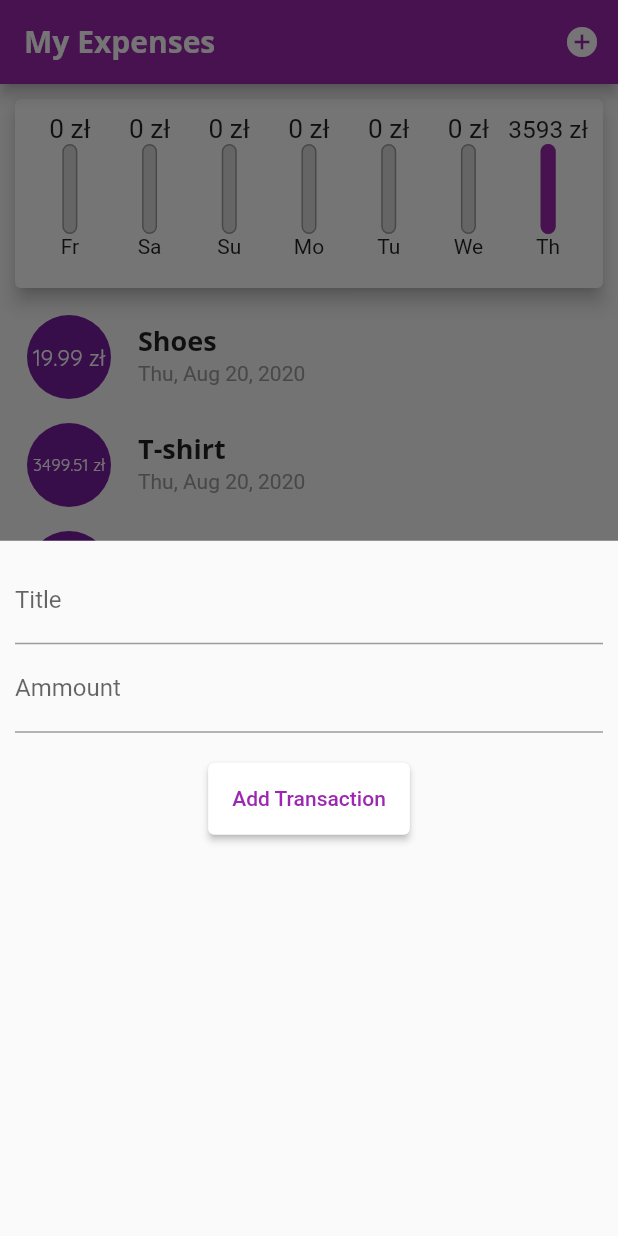
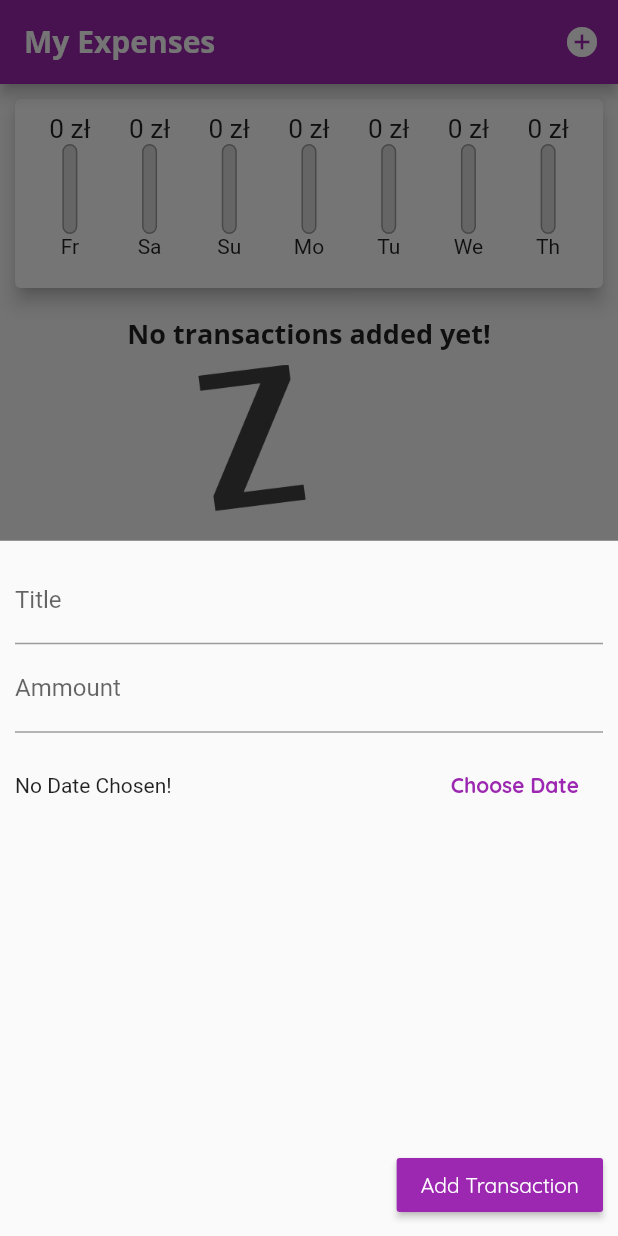
Before and after one commit to Kurczaak/My-Expenses, a Flutter app: the screen it shows after launch, after a tap on the "add circle" icon, on a phone screen of 412 x 824 dp. Run offline on Flutter 3.47's test engine with Material 2 defaults, Android fonts, the phone set to English and light mode, and no system bars.

Commit message:
Fully working date picker added. Charts need fixing

```diff
--- a/lib/main.dart
+++ b/lib/main.dart
@@ -21,6 +21,7 @@ class MyApp extends StatelessWidget {
                 fontWeight: FontWeight.bold,
                 fontSize: 18,
               ),
+              button: TextStyle(color: Colors.white),
             ),
         appBarTheme: AppBarTheme(
           textTheme: ThemeData.light().textTheme.copyWith(
@@ -47,11 +48,11 @@ class MyHomePage extends StatefulWidget {
 
 class _MyHomePageState extends State<MyHomePage> {
   final List<Transaction> transactions = [
-    Transaction(id: 't1', title: 'Shoes', ammount: 19.99, date: DateTime.now()),
-    Transaction(
-        id: 't2', title: 'T-shirt', ammount: 3499.51, date: DateTime.now()),
-    Transaction(
-        id: 't3', title: 'Sweatshirt', ammount: 73.22, date: DateTime.now()),
+    // Transaction(id: 't1', title: 'Shoes', ammount: 19.99, date: DateTime.now()),
+    // Transaction(
+    //     id: 't2', title: 'T-shirt', ammount: 3499.51, date: DateTime.now()),
+    // Transaction(
+    //     id: 't3', title: 'Sweatshirt', ammount: 73.22, date: DateTime.now()),
   ];
 
   List<Transaction> get recentTransactions {
@@ -61,13 +62,13 @@ class _MyHomePageState extends State<MyHomePage> {
     }).toList();
   }
 
-  void _addTransaction(String txTitle, double txPrice) {
+  void _addTransaction(String txTitle, double txPrice, DateTime txDate) {
     setState(() {
       transactions.add(Transaction(
         ammount: txPrice,
         title: txTitle,
-        date: DateTime.now(),
-        id: DateTime.now().toString(),
+        date: txDate,
+        id: txDate.toString(),
       ));
     });
   }
--- a/lib/widgets/chart.dart
+++ b/lib/widgets/chart.dart
@@ -29,6 +29,11 @@ class Chart extends StatelessWidget {
     return transactions.fold(0.0, (sum, tx) => sum + tx.ammount);
   }
 
+  double calculatePctSpendings(double spendings, double total) {
+    if (total <= double.minPositive) return 0;
+    return spendings / total;
+  }
+
   Chart(this.transactions);
 
   @override
@@ -47,7 +52,8 @@ class Chart extends StatelessWidget {
                 child: ChartBar(
                   label: tx['day'],
                   spending: tx['ammount'],
-                  pctSpending: (tx['ammount'] as double) / totalSpending,
+                  pctSpending:
+                      calculatePctSpendings(tx['ammount'], totalSpending),
                 ),
               );
             }).toList()
--- a/lib/widgets/new_transaction.dart
+++ b/lib/widgets/new_transaction.dart
@@ -1,4 +1,5 @@
 import 'package:flutter/material.dart';
+import 'package:intl/intl.dart';
 
 class NewTransaction extends StatefulWidget {
   final Function handleNewTransaction;
@@ -13,15 +14,33 @@ class _NewTransactionState extends State<NewTransaction> {
   final titleController = TextEditingController();
 
   final ammountController = TextEditingController();
+  DateTime _chosenDate;
 
   void _submitData() {
     final enteredTitle = titleController.text;
     final enteredAmmount = double.parse(ammountController.text);
-    if (enteredTitle.isEmpty || enteredAmmount <= 0) return;
+    if (enteredTitle.isEmpty || enteredAmmount <= 0 || _chosenDate == null)
+      return;
 
-    widget.handleNewTransaction(enteredTitle, enteredAmmount);
+    widget.handleNewTransaction(enteredTitle, enteredAmmount, _chosenDate);
 
     Navigator.of(context).pop();
+  }
+
+  void _presentDatePicker() {
+    showDatePicker(
+      context: context,
+      initialDate: DateTime.now(),
+      firstDate: DateTime(1997),
+      lastDate: DateTime.now(),
+    ).then((pickedDate) {
+      if (pickedDate == null) {
+        return;
+      }
+      setState(() {
+        _chosenDate = pickedDate;
+      });
+    });
   }
 
   @override
@@ -45,13 +64,33 @@ class _NewTransactionState extends State<NewTransaction> {
             controller: ammountController,
             onSubmitted: (_) => _submitData(),
           ),
-          Card(
-            margin: EdgeInsets.fromLTRB(0, 20, 0, 0),
-            elevation: 2,
-            child: FlatButton(
-              child: Text("Add Transaction"),
-              textColor: Theme.of(context).primaryColor,
-              onPressed: _submitData,
+          Container(
+            height: 70,
+            child: Row(
+              children: [
+                Expanded(
+                  child: Text(_chosenDate == null
+                      ? 'No Date Chosen!'
+                      : 'Chosen date: ' + DateFormat.yMd().format(_chosenDate)),
+                ),
+                FlatButton(
+                  textColor: Theme.of(context).primaryColor,
+                  child: Text('Choose Date',
+                      style: TextStyle(fontWeight: FontWeight.bold)),
+                  onPressed: _presentDatePicker,
+                )
+              ],
+            ),
+          ),
+          Flexible(
+            child: Container(
+              alignment: Alignment.bottomRight,
+              child: RaisedButton(
+                child: Text("Add Transaction"),
+                textColor: Theme.of(context).textTheme.button.color,
+                color: Theme.of(context).primaryColor,
+                onPressed: _submitData,
+              ),
             ),
           ),
         ],
--- a/lib/widgets/transaction_list.dart
+++ b/lib/widgets/transaction_list.dart
@@ -19,11 +19,14 @@ class TransactionList extends StatelessWidget {
                   child: Text('No transactions added yet!',
                       style: Theme.of(context).textTheme.headline6),
                 ),
-                Container(
-                  height: 500,
-                  child: Image.asset(
-                    'assets/images/waiting.png',
-                    fit: BoxFit.cover,
+                Flexible(
+                  fit: FlexFit.tight,
+                  child: Container(
+                    height: 500,
+                    child: Image.asset(
+                      'assets/images/waiting.png',
+                      fit: BoxFit.cover,
+                    ),
                   ),
                 )
               ],
```
